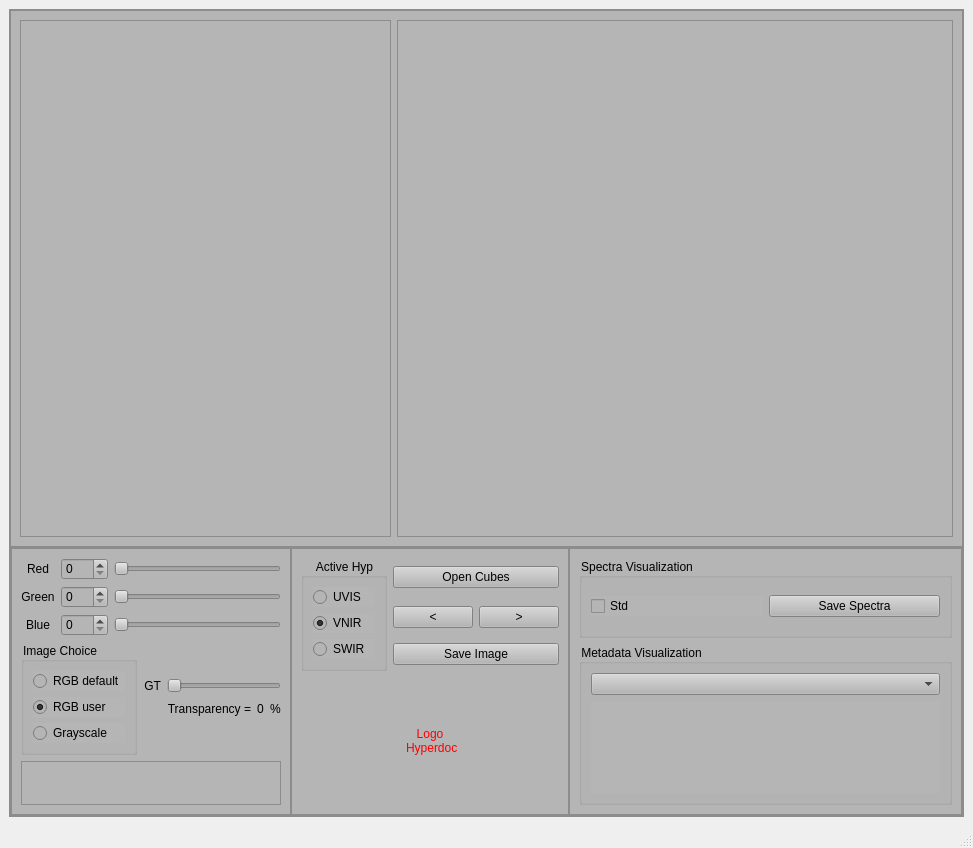
Before: the Qt Designer form interface/Hyperdoc_GUI_design.ui in Llanik/Hypertool, drawn with Qt 5.
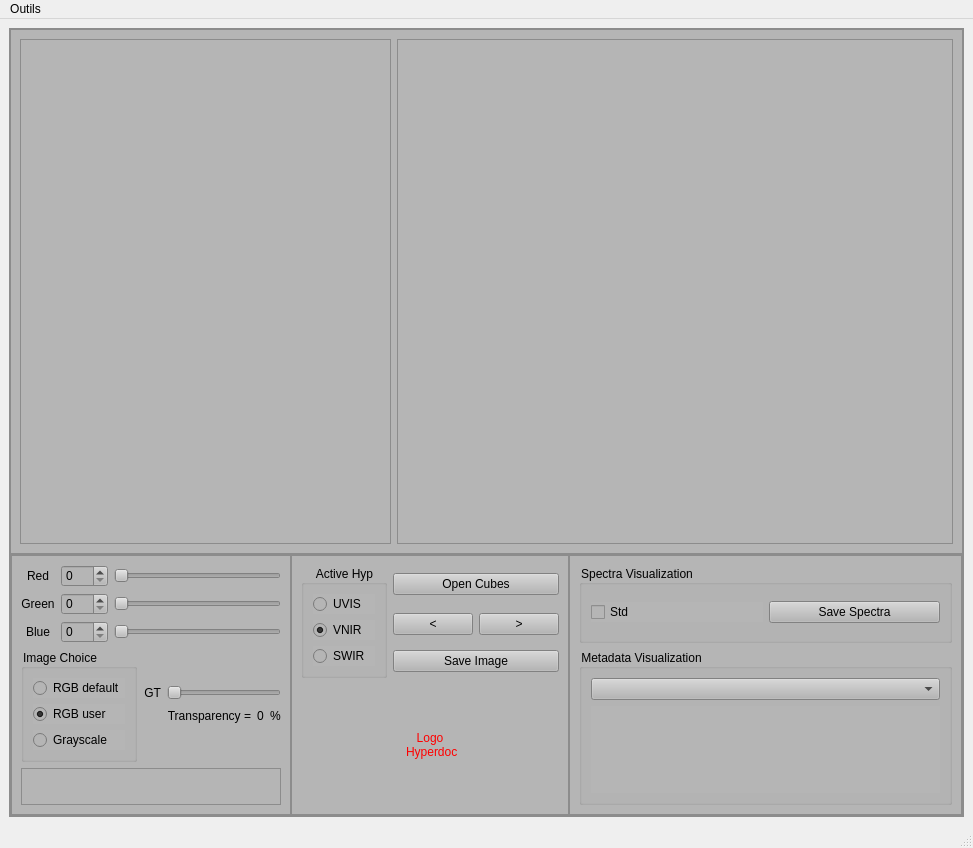
After: the same form once the commit is applied.

```diff
--- a/interface/Hyperdoc_GUI_design.ui
+++ b/interface/Hyperdoc_GUI_design.ui
@@ -699,6 +699,12 @@
      <height>27</height>
     </rect>
    </property>
+   <widget class="QMenu" name="menuMeu">
+    <property name="title">
+     <string>Outils</string>
+    </property>
+   </widget>
+   <addaction name="menuMeu"/>
   </widget>
   <widget class="QStatusBar" name="statusbar"/>
  </widget>
```
